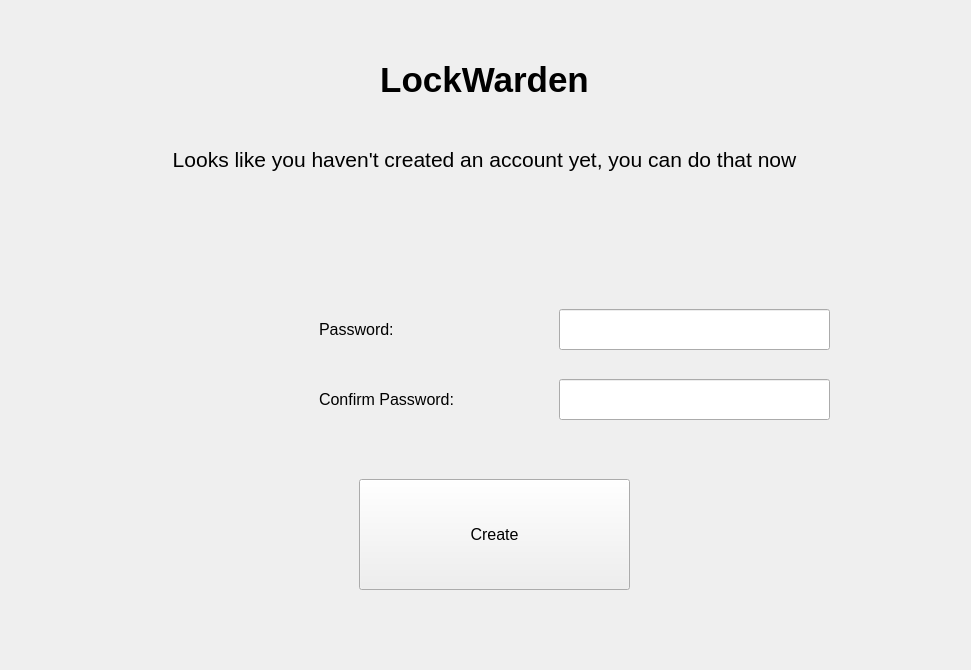
This is window.ui in TXOG/ArcaneCrypt as Qt 5 draws it before an edit. The edited form follows.
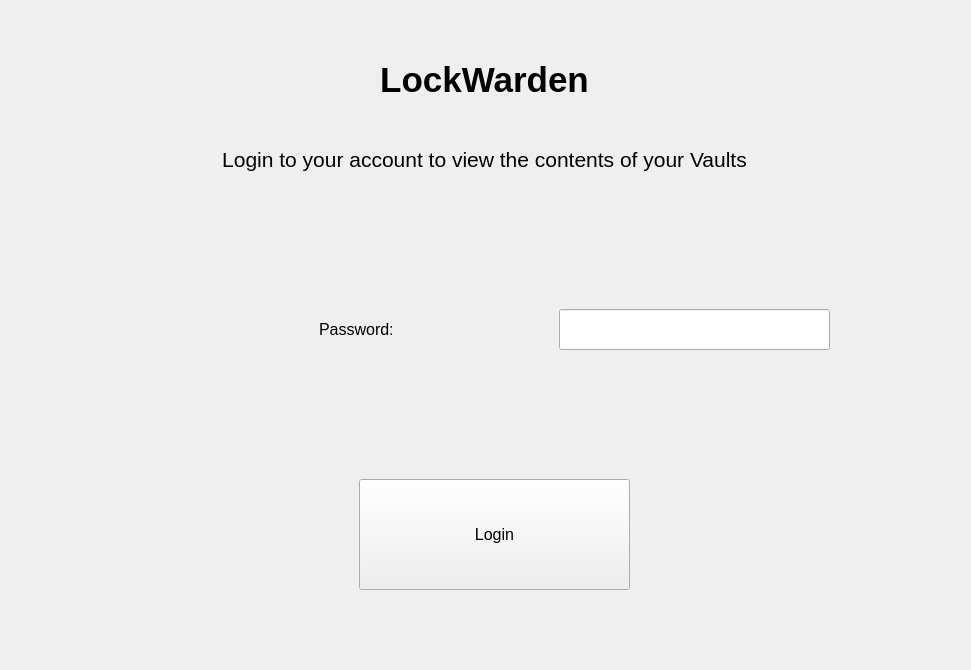
This is the edited form. The open tabs and pages were chosen to show the change.

Commit message: Added base Login page

Diff of the .ui file:
```diff
--- a/window.ui
+++ b/window.ui
@@ -191,7 +191,116 @@
       </property>
      </widget>
     </widget>
-    <widget class="QWidget" name="page_2"/>
+    <widget class="QWidget" name="loginScreen">
+     <widget class="QLabel" name="title_2">
+      <property name="geometry">
+       <rect>
+        <x>0</x>
+        <y>0</y>
+        <width>971</width>
+        <height>161</height>
+       </rect>
+      </property>
+      <property name="font">
+       <font>
+        <pointsize>26</pointsize>
+        <bold>true</bold>
+       </font>
+      </property>
+      <property name="text">
+       <string>LockWarden</string>
+      </property>
+      <property name="alignment">
+       <set>Qt::AlignCenter</set>
+      </property>
+     </widget>
+     <widget class="QLabel" name="label_4">
+      <property name="geometry">
+       <rect>
+        <x>0</x>
+        <y>120</y>
+        <width>971</width>
+        <height>81</height>
+       </rect>
+      </property>
+      <property name="font">
+       <font>
+        <pointsize>16</pointsize>
+        <bold>false</bold>
+        <kerning>true</kerning>
+       </font>
+      </property>
+      <property name="text">
+       <string>Login to your account to view the contents of your Vaults</string>
+      </property>
+      <property name="alignment">
+       <set>Qt::AlignCenter</set>
+      </property>
+     </widget>
+     <widget class="QLabel" name="label_5">
+      <property name="geometry">
+       <rect>
+        <x>320</x>
+        <y>310</y>
+        <width>191</width>
+        <height>41</height>
+       </rect>
+      </property>
+      <property name="font">
+       <font>
+        <pointsize>12</pointsize>
+       </font>
+      </property>
+      <property name="text">
+       <string>Password:</string>
+      </property>
+     </widget>
+     <widget class="QLineEdit" name="loginInput">
+      <property name="geometry">
+       <rect>
+        <x>560</x>
+        <y>310</y>
+        <width>271</width>
+        <height>41</height>
+       </rect>
+      </property>
+      <property name="inputMask">
+       <string/>
+      </property>
+      <property name="text">
+       <string extracomment="password"/>
+      </property>
+      <property name="echoMode">
+       <enum>QLineEdit::Password</enum>
+      </property>
+     </widget>
+     <widget class="QPushButton" name="loginButton">
+      <property name="geometry">
+       <rect>
+        <x>360</x>
+        <y>480</y>
+        <width>271</width>
+        <height>111</height>
+       </rect>
+      </property>
+      <property name="font">
+       <font>
+        <pointsize>12</pointsize>
+        <bold>false</bold>
+        <stylestrategy>PreferDefault</stylestrategy>
+       </font>
+      </property>
+      <property name="mouseTracking">
+       <bool>false</bool>
+      </property>
+      <property name="focusPolicy">
+       <enum>Qt::StrongFocus</enum>
+      </property>
+      <property name="text">
+       <string>Login</string>
+      </property>
+     </widget>
+    </widget>
    </widget>
   </widget>
  </widget>
```
The commit also changes 2 other files.
